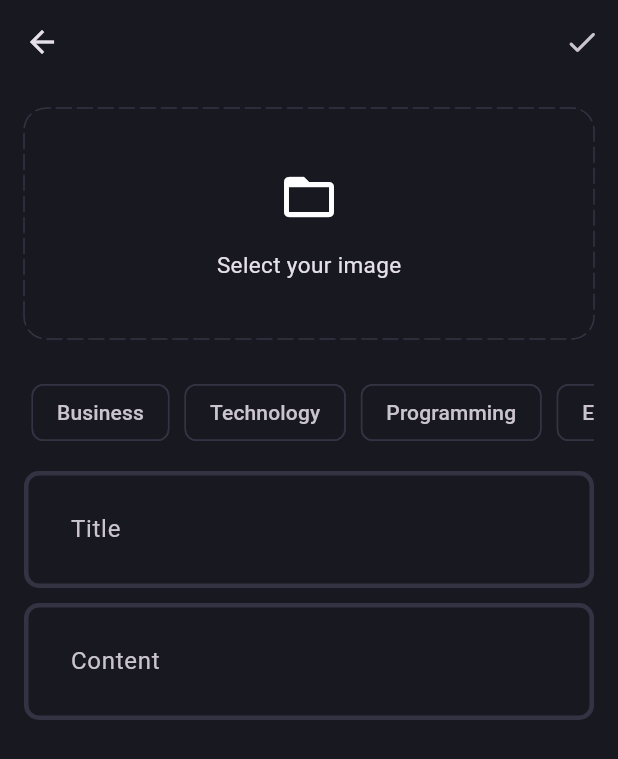
After one commit to parth-darji/flutter_blog_app, a Flutter app: the BlogPage screen opened directly, after a tap on an icon or button, on a phone screen of 412 x 824 dp. The commit adds this screen. Shown: the top 759 px of the screen. Run offline on Flutter 3.47's test engine with Material 3 defaults, Android fonts, the phone set to English and light mode, and no system bars; drawn by our look-alikes of dotted_border; our stand-ins replace flutter_bloc, fpdart, get_it, image_picker, supabase_flutter; accounts and stored records are empty.

Commit message:
add new blog ui completed

```diff
--- a/lib/core/theme/theme.dart
+++ b/lib/core/theme/theme.dart
@@ -18,6 +18,12 @@ class AppTheme {
     appBarTheme: const AppBarTheme(
       backgroundColor: AppPallete.backgroundColor,
     ),
+    chipTheme: ChipThemeData(
+      color: WidgetStatePropertyAll(
+        AppPallete.backgroundColor,
+      ),
+      side: BorderSide.none,
+    ),
     inputDecorationTheme: InputDecorationTheme(
       contentPadding: const EdgeInsets.all(27),
       enabledBorder: _border(),
--- /dev/null
+++ b/lib/features/blog/presentation/bloc/blog_event.dart
@@ -0,0 +1,4 @@
+part of 'blog_bloc.dart';
+
+@immutable
+sealed class BlogEvent {}
--- /dev/null
+++ b/lib/features/blog/presentation/bloc/blog_state.dart
@@ -0,0 +1,6 @@
+part of 'blog_bloc.dart';
+
+@immutable
+sealed class BlogState {}
+
+final class BlogInitial extends BlogState {}
--- /dev/null
+++ b/lib/features/blog/presentation/pages/add_new_blog_page.dart
@@ -0,0 +1,132 @@
+import 'dart:developer';
+
+import 'package:dotted_border/dotted_border.dart';
+import 'package:flutter/material.dart';
+import 'package:flutter_blog_app/core/theme/app_pallete.dart';
+import 'package:flutter_blog_app/features/blog/presentation/widgets/blog_editor.dart';
+
+class AddNewBlogPage extends StatefulWidget {
+  static route() => MaterialPageRoute(
+        builder: (context) => const AddNewBlogPage(),
+      );
+  const AddNewBlogPage({super.key});
+
+  @override
+  State<AddNewBlogPage> createState() => _AddNewBlogPageState();
+}
+
+class _AddNewBlogPageState extends State<AddNewBlogPage> {
+  final titleController = TextEditingController();
+  final contentController = TextEditingController();
+  final selectedTopics = <String>[];
+
+  @override
+  void dispose() {
+    titleController.dispose();
+    contentController.dispose();
+    super.dispose();
+  }
+
+  @override
+  Widget build(BuildContext context) {
+    return Scaffold(
+      appBar: AppBar(
+        actions: [
+          IconButton(
+            onPressed: () {},
+            icon: const Icon(
+              Icons.done_rounded,
+            ),
+          ),
+        ],
+      ),
+      body: SingleChildScrollView(
+        child: Padding(
+          padding: const EdgeInsets.all(16),
+          child: Column(
+            children: [
+              DottedBorder(
+                color: AppPallete.borderColor,
+                dashPattern: const [10, 4],
+                radius: const Radius.circular(15),
+                borderType: BorderType.RRect,
+                strokeCap: StrokeCap.round,
+                child: const SizedBox(
+                  height: 150,
+                  width: double.infinity,
+                  child: Column(
+                    mainAxisAlignment: MainAxisAlignment.center,
+                    children: [
+                      Icon(
+                        Icons.folder_open,
+                        size: 40,
+                      ),
+                      SizedBox(height: 15),
+                      Text(
+                        "Select your image",
+                        style: TextStyle(fontSize: 15),
+                      ),
+                    ],
+                  ),
+                ),
+              ),
+              const SizedBox(height: 20),
+              SingleChildScrollView(
+                scrollDirection: Axis.horizontal,
+                child: Row(
+                  children: [
+                    "Business",
+                    "Technology",
+                    "Programming",
+                    "Entertainment",
+                  ]
+                      .map(
+                        (e) => Padding(
+                          padding: const EdgeInsets.all(5.0),
+                          child: GestureDetector(
+                            onTap: () {
+                              if (selectedTopics.contains(e)) {
+                                selectedTopics.remove(e);
+                              } else {
+                                selectedTopics.add(e);
+                              }
+
+                              log("selectedTopics: $selectedTopics");
+
+                              setState(() {});
+                            },
+                            child: Chip(
+                              label: Text(e),
+                              color: selectedTopics.contains(e)
+                                  ? const WidgetStatePropertyAll(
+                                      AppPallete.gradient1)
+                                  : null,
+                              side: selectedTopics.contains(e)
+                                  ? null
+                                  : const BorderSide(
+                                      color: AppPallete.borderColor,
+                                    ),
+                            ),
+                          ),
+                        ),
+                      )
+                      .toList(),
+                ),
+              ),
+              const SizedBox(height: 10),
+              BlogEditor(
+                controller: titleController,
+                hintText: "Title",
+              ),
+              const SizedBox(height: 10),
+              BlogEditor(
+                controller: contentController,
+                hintText: "Content",
+              ),
+            ],
+          ),
+        ),
+      ),
+    );
+  }
+}
--- /dev/null
+++ b/lib/features/blog/presentation/pages/blog_page.dart
@@ -0,0 +1,31 @@
+import 'package:flutter/cupertino.dart';
+import 'package:flutter/material.dart';
+import 'package:flutter_blog_app/features/blog/presentation/pages/add_new_blog_page.dart';
+
+class BlogPage extends StatelessWidget {
+  const BlogPage({super.key});
+
+  @override
+  Widget build(BuildContext context) {
+    return Scaffold(
+      appBar: AppBar(
+        title: const Text(
+          "Blog App",
+        ),
+        actions: [
+          IconButton(
+            onPressed: () {
+              Navigator.push(
+                context,
+                AddNewBlogPage.route(),
+              );
+            },
+            icon: const Icon(
+              CupertinoIcons.add_circled,
+            ),
+          )
+        ],
+      ),
+    );
+  }
+}
--- /dev/null
+++ b/lib/features/blog/presentation/widgets/blog_editor.dart
@@ -0,0 +1,23 @@
+import 'package:flutter/material.dart';
+
+class BlogEditor extends StatelessWidget {
+  final TextEditingController controller;
+  final String hintText;
+
+  const BlogEditor({
+    super.key,
+    required this.controller,
+    required this.hintText,
+  });
+
+  @override
+  Widget build(BuildContext context) {
+    return TextFormField(
+      controller: controller,
+      decoration: InputDecoration(
+        hintText: hintText,
+      ),
+      maxLines: null,
+    );
+  }
+}
--- a/pubspec.yaml
+++ b/pubspec.yaml
@@ -38,6 +38,8 @@ dependencies:
   supabase_flutter: ^2.8.1
   flutter_bloc: ^8.1.6
   get_it: ^8.0.2
+  dotted_border: ^2.1.0
+  image_picker: ^1.1.2
 
 dev_dependencies:
   flutter_test:
```
Also changed, not shown: lib/core/utils/pick_image.dart (added, +19 -0 lines), lib/features/blog/presentation/bloc/blog_bloc.dart (added, +13 -0 lines), lib/main.dart (+2 -5 lines), pubspec.lock, 7 other files.
